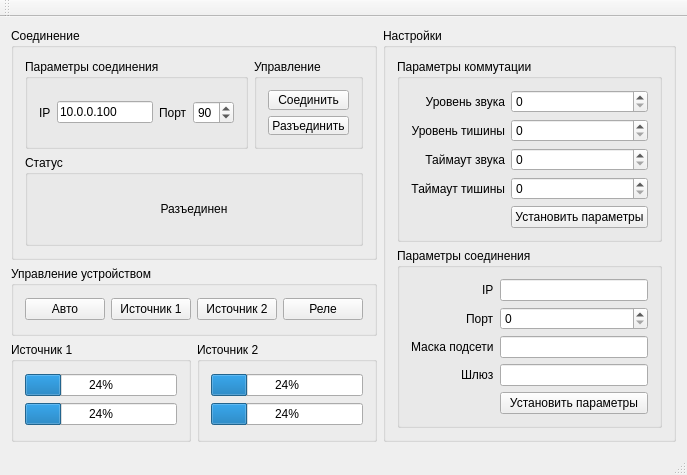
The window that mainwindow.ui (msmirnov91/AvarKom) describes before a commit, drawn with Qt 5.
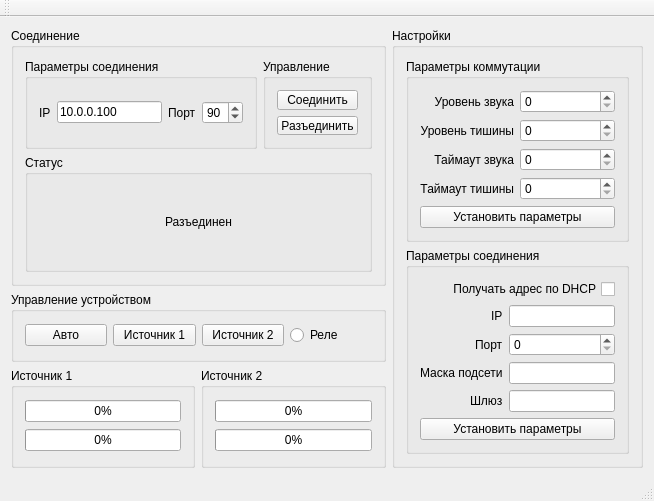
The same window after the commit.

Diff of the .ui file:
```diff
--- a/mainwindow.ui
+++ b/mainwindow.ui
@@ -36,7 +36,7 @@
           <bool>true</bool>
          </property>
          <property name="value">
-          <number>24</number>
+          <number>0</number>
          </property>
         </widget>
        </item>
@@ -46,7 +46,7 @@
           <bool>true</bool>
          </property>
          <property name="value">
-          <number>24</number>
+          <number>0</number>
          </property>
         </widget>
        </item>
@@ -180,7 +180,7 @@
           <bool>true</bool>
          </property>
          <property name="value">
-          <number>24</number>
+          <number>0</number>
          </property>
         </widget>
        </item>
@@ -190,7 +190,7 @@
           <bool>true</bool>
          </property>
          <property name="value">
-          <number>24</number>
+          <number>0</number>
          </property>
         </widget>
        </item>
@@ -212,6 +212,13 @@
        <string>Управление устройством</string>
       </property>
       <layout class="QGridLayout" name="gridLayout_2">
+       <item row="0" column="3">
+        <widget class="QRadioButton" name="relayRB">
+         <property name="text">
+          <string>Реле</string>
+         </property>
+        </widget>
+       </item>
        <item row="0" column="1">
         <widget class="QPushButton" name="source1Button">
          <property name="enabled">
@@ -222,16 +229,6 @@
          </property>
         </widget>
        </item>
-       <item row="0" column="0">
-        <widget class="QPushButton" name="autoButton">
-         <property name="enabled">
-          <bool>true</bool>
-         </property>
-         <property name="text">
-          <string>Авто</string>
-         </property>
-        </widget>
-       </item>
        <item row="0" column="2">
         <widget class="QPushButton" name="source2Button">
          <property name="enabled">
@@ -242,10 +239,13 @@
          </property>
         </widget>
        </item>
-       <item row="0" column="3">
-        <widget class="QPushButton" name="relayButton">
+       <item row="0" column="0">
+        <widget class="QPushButton" name="autoButton">
+         <property name="enabled">
+          <bool>true</bool>
+         </property>
          <property name="text">
-          <string>Реле</string>
+          <string>Авто</string>
          </property>
         </widget>
        </item>
@@ -259,7 +259,7 @@
       </property>
       <layout class="QVBoxLayout" name="verticalLayout">
        <item>
-        <widget class="QGroupBox" name="groupBox">
+        <widget class="QGroupBox" name="commutationParamGB">
          <property name="title">
           <string>Параметры коммутации</string>
          </property>
@@ -316,13 +316,6 @@
             </property>
            </widget>
           </item>
-          <item row="6" column="1">
-           <widget class="QPushButton" name="setCommutParamsButton">
-            <property name="text">
-             <string>Установить параметры</string>
-            </property>
-           </widget>
-          </item>
           <item row="4" column="1">
            <widget class="QSpinBox" name="loudTimeoutSpinBox"/>
           </item>
@@ -333,11 +326,18 @@
             </property>
            </widget>
           </item>
+          <item row="6" column="0" colspan="2">
+           <widget class="QPushButton" name="setCommutParamsButton">
+            <property name="text">
+             <string>Установить параметры</string>
+            </property>
+           </widget>
+          </item>
          </layout>
         </widget>
        </item>
        <item>
-        <widget class="QGroupBox" name="groupBox_2">
+        <widget class="QGroupBox" name="connectionParamGB">
          <property name="title">
           <string>Параметры соединения</string>
          </property>
@@ -345,53 +345,63 @@
           <property name="labelAlignment">
            <set>Qt::AlignRight|Qt::AlignTrailing|Qt::AlignVCenter</set>
           </property>
-          <item row="4" column="1">
-           <widget class="QPushButton" name="setNetworkParamsButton">
-            <property name="text">
-             <string>Установить параметры</string>
-            </property>
-           </widget>
-          </item>
-          <item row="0" column="0">
+          <item row="1" column="0">
            <widget class="QLabel" name="label_5">
             <property name="text">
              <string>IP</string>
             </property>
            </widget>
           </item>
-          <item row="1" column="0">
-           <widget class="QLabel" name="label_6">
-            <property name="text">
-             <string>Порт</string>
-            </property>
-           </widget>
-          </item>
           <item row="2" column="0">
+           <widget class="QLabel" name="label_6">
+            <property name="text">
+             <string>Порт</string>
+            </property>
+           </widget>
+          </item>
+          <item row="3" column="0">
            <widget class="QLabel" name="label_7">
             <property name="text">
              <string>Маска подсети</string>
             </property>
            </widget>
           </item>
-          <item row="3" column="0">
+          <item row="4" column="0">
            <widget class="QLabel" name="label_8">
             <property name="text">
              <string>Шлюз</string>
             </property>
            </widget>
           </item>
-          <item row="0" column="1">
+          <item row="1" column="1">
            <widget class="QLineEdit" name="newIpLineEdit"/>
           </item>
-          <item row="2" column="1">
+          <item row="3" column="1">
            <widget class="QLineEdit" name="netmaskLineEdit"/>
           </item>
-          <item row="3" column="1">
+          <item row="4" column="1">
            <widget class="QLineEdit" name="gateLineEdit"/>
           </item>
-          <item row="1" column="1">
+          <item row="2" column="1">
            <widget class="QSpinBox" name="newPortSpinBox"/>
           </item>
+          <item row="5" column="0" colspan="2">
+           <widget class="QPushButton" name="setNetworkParamsButton">
+            <property name="text">
+             <string>Установить параметры</string>
+            </property>
+           </widget>
+          </item>
+          <item row="0" column="0" colspan="2">
+           <widget class="QCheckBox" name="dhcpCB">
+            <property name="layoutDirection">
+             <enum>Qt::RightToLeft</enum>
+            </property>
+            <property name="text">
+             <string>Получать адрес по DHCP</string>
+            </property>
+           </widget>
+          </item>
          </layout>
         </widget>
        </item>
```
